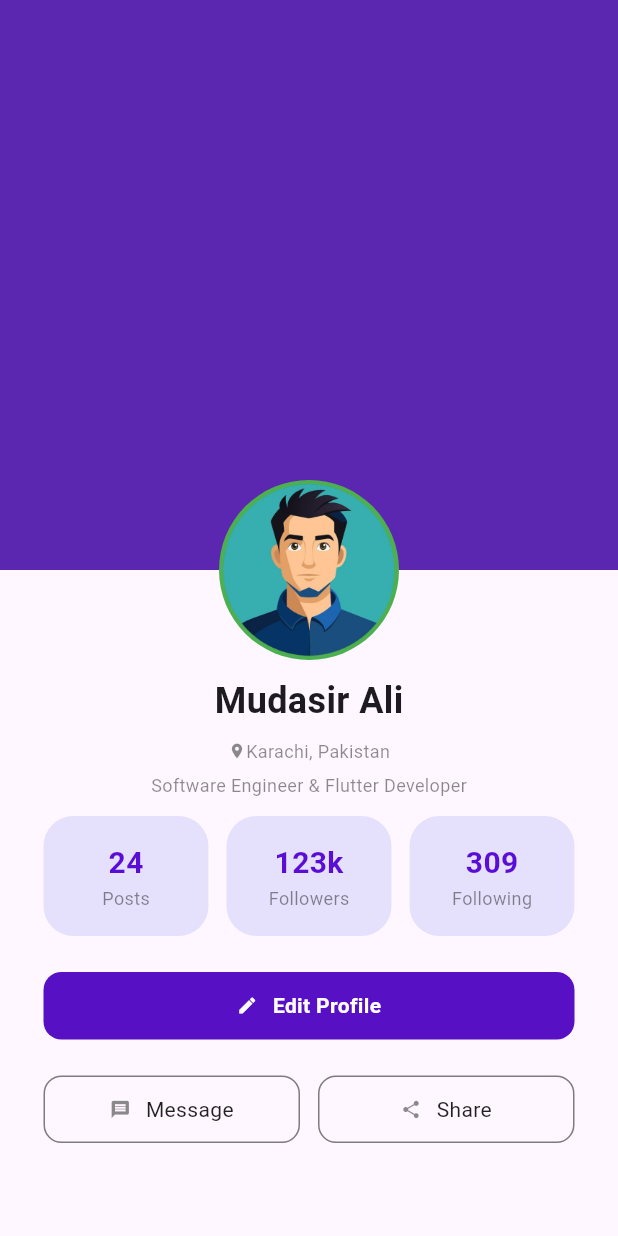
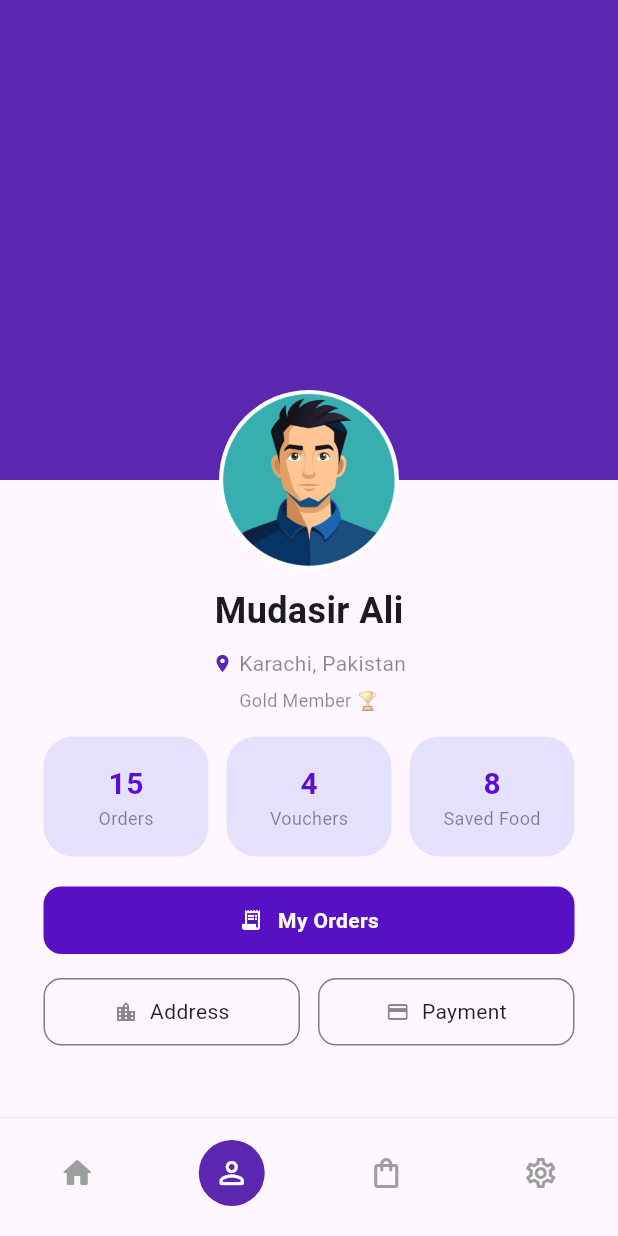
Before and after one commit to mudasirunar/Food-App-Flutter, a Flutter app: the screen it shows after launch, item 2 of the bottom bar chosen, on a phone screen of 412 x 824 dp. Run offline on Flutter 3.47's test engine with Material 3 defaults, Android fonts, the phone set to English and light mode, and no system bars.

Commit message:
refactor: redesign profile screen

```diff
--- a/lib/profile_screen.dart
+++ b/lib/profile_screen.dart
@@ -1,7 +1,15 @@
 import 'package:flutter/material.dart';
+import 'package:project_app/home_screen.dart';
 
-class ProfileScreen extends StatelessWidget {
+class ProfileScreen extends StatefulWidget {
   const ProfileScreen({super.key});
+
+  @override
+  State<ProfileScreen> createState() => _ProfileScreenState();
+}
+
+class _ProfileScreenState extends State<ProfileScreen> {
+  int _selectedIndex = 1;
 
   @override
   Widget build(BuildContext context) {
@@ -12,30 +20,34 @@ class ProfileScreen extends StatelessWidget {
           Column(
             children: [
               Container(
-                height: 380,
+                height: 320,
                 width: double.infinity,
                 color: const Color.fromARGB(255, 92, 39, 176),
               ),
 
               const SizedBox(height: 70),
 
+              // User Name
               const Text(
                 'Mudasir Ali',
                 style: TextStyle(fontSize: 24, fontWeight: FontWeight.bold),
               ),
 
               const SizedBox(height: 8),
+
+              // Delivery Address Info
               Row(
                 mainAxisAlignment: MainAxisAlignment.center,
-                children: [
-                  const Icon(
+                children: const [
+                  Icon(
                     Icons.location_on,
-                    size: 12,
-                    color: Colors.black45,
+                    size: 14,
+                    color: Color.fromARGB(255, 92, 39, 176),
                   ),
-                  const Text(
+                  SizedBox(width: 4),
+                  Text(
                     'Karachi, Pakistan',
-                    style: TextStyle(fontSize: 12, color: Colors.black45),
+                    style: TextStyle(fontSize: 14, color: Colors.black45),
                   ),
                 ],
               ),
@@ -43,11 +55,11 @@ class ProfileScreen extends StatelessWidget {
               const SizedBox(height: 6),
 
               const Text(
-                'Software Engineer & Flutter Developer',
+                'Gold Member 🏆',
                 style: TextStyle(fontSize: 12, color: Colors.black45),
               ),
 
-              const SizedBox(height: 12),
+              const SizedBox(height: 16),
 
               Row(
                 mainAxisAlignment: MainAxisAlignment.center,
@@ -66,17 +78,17 @@ class ProfileScreen extends StatelessWidget {
                     ),
                     child: Column(
                       mainAxisAlignment: MainAxisAlignment.center,
-                      children: [
-                        const Text(
-                          '24',
+                      children: const [
+                        Text(
+                          '15',
                           style: TextStyle(
                             color: Color.fromARGB(255, 90, 13, 213),
                             fontSize: 20,
                             fontWeight: FontWeight.bold,
                           ),
                         ),
-                        const Text(
-                          'Posts',
+                        Text(
+                          'Orders',
                           style: TextStyle(color: Colors.black45, fontSize: 12),
                         ),
                       ],
@@ -97,17 +109,17 @@ class ProfileScreen extends StatelessWidget {
                     ),
                     child: Column(
                       mainAxisAlignment: MainAxisAlignment.center,
-                      children: [
-                        const Text(
-                          '123k',
+                      children: const [
+                        Text(
+                          '4',
                           style: TextStyle(
                             color: Color.fromARGB(255, 90, 13, 213),
                             fontSize: 20,
                             fontWeight: FontWeight.bold,
                           ),
                         ),
-                        const Text(
-                          'Followers',
+                        Text(
+                          'Vouchers',
                           style: TextStyle(color: Colors.black45, fontSize: 12),
                         ),
                       ],
@@ -128,17 +140,17 @@ class ProfileScreen extends StatelessWidget {
                     ),
                     child: Column(
                       mainAxisAlignment: MainAxisAlignment.center,
-                      children: [
-                        const Text(
-                          '309',
+                      children: const [
+                        Text(
+                          '8',
                           style: TextStyle(
                             color: Color.fromARGB(255, 90, 13, 213),
                             fontSize: 20,
                             fontWeight: FontWeight.bold,
                           ),
                         ),
-                        const Text(
-                          'Following',
+                        Text(
+                          'Saved Food',
                           style: TextStyle(color: Colors.black45, fontSize: 12),
                         ),
                       ],
@@ -146,7 +158,10 @@ class ProfileScreen extends StatelessWidget {
                   ),
                 ],
               ),
-              const SizedBox(height: 24),
+
+              const SizedBox(height: 20),
+
+              // Main Action Button: My Orders
               Container(
                 height: 45,
                 width: 354,
@@ -156,11 +171,11 @@ class ProfileScreen extends StatelessWidget {
                 ),
                 child: Row(
                   mainAxisAlignment: MainAxisAlignment.center,
-                  children: [
-                    const Icon(Icons.edit, size: 14, color: Colors.white),
-                    const SizedBox(width: 10),
-                    const Text(
-                      'Edit Profile',
+                  children: const [
+                    Icon(Icons.receipt_long, size: 16, color: Colors.white),
+                    SizedBox(width: 10),
+                    Text(
+                      'My Orders',
                       style: TextStyle(
                         fontSize: 14,
                         color: Colors.white,
@@ -170,7 +185,9 @@ class ProfileScreen extends StatelessWidget {
                   ],
                 ),
               ),
-              const SizedBox(height: 24),
+
+              const SizedBox(height: 16),
+
               Row(
                 mainAxisAlignment: MainAxisAlignment.center,
                 children: [
@@ -186,21 +203,21 @@ class ProfileScreen extends StatelessWidget {
                     ),
                     child: Row(
                       mainAxisAlignment: MainAxisAlignment.center,
-                      children: [
-                        const Icon(
-                          Icons.message,
+                      children: const [
+                        Icon(
+                          Icons.location_city,
                           color: Colors.black45,
-                          size: 14,
+                          size: 16,
                         ),
-                        const SizedBox(width: 10),
-                        const Text(
-                          'Message',
+                        SizedBox(width: 8),
+                        Text(
+                          'Address',
                           style: TextStyle(fontSize: 14, color: Colors.black87),
                         ),
                       ],
                     ),
                   ),
-                  SizedBox(width: 12),
+                  const SizedBox(width: 12),
                   Container(
                     height: 45,
                     width: 171,
@@ -213,15 +230,15 @@ class ProfileScreen extends StatelessWidget {
                     ),
                     child: Row(
                       mainAxisAlignment: MainAxisAlignment.center,
-                      children: [
-                        const Icon(
-                          Icons.share,
+                      children: const [
+                        Icon(
+                          Icons.credit_card,
                           color: Colors.black45,
-                          size: 14,
+                          size: 16,
                         ),
-                        const SizedBox(width: 10),
-                        const Text(
-                          'Share',
+                        SizedBox(width: 8),
+                        Text(
+                          'Payment',
                           style: TextStyle(fontSize: 14, color: Colors.black87),
                         ),
                       ],
@@ -231,16 +248,18 @@ class ProfileScreen extends StatelessWidget {
               ),
             ],
           ),
+
+          // Floating Circular Profile Picture
           Positioned(
-            top: 320,
+            top: 260,
             left: 0,
             right: 0,
             child: Center(
               child: Container(
                 height: 120,
                 width: 120,
-                decoration: BoxDecoration(
-                  color: Colors.green,
+                decoration: const BoxDecoration(
+                  color: Colors.white,
                   shape: BoxShape.circle,
                   image: DecorationImage(
                     image: AssetImage('assets/images/profile_image.png'),
@@ -252,6 +271,61 @@ class ProfileScreen extends StatelessWidget {
           ),
         ],
       ),
+
+      bottomNavigationBar: BottomNavigationBar(
+        currentIndex: _selectedIndex,
+        onTap: (index) {
+          setState(() {
+            _selectedIndex = index;
+          });
+
+          if (index == 0) {
+            Navigator.pushReplacement(
+              context,
+              MaterialPageRoute(
+                builder: (context) => const HomeScreen(),
+              ),
+            );
+          }
+        },
+        type: BottomNavigationBarType.fixed,
+        showSelectedLabels: false,
+        showUnselectedLabels: false,
+        items: [
+          BottomNavigationBarItem(
+            icon: _buildNavIcon(Icons.home_rounded, 0),
+            label: 'Home',
+          ),
+          BottomNavigationBarItem(
+            icon: _buildNavIcon(Icons.person_outline_rounded, 1),
+            label: 'Profile',
+          ),
+          BottomNavigationBarItem(
+            icon: _buildNavIcon(Icons.shopping_bag_outlined, 2),
+            label: 'Cart',
+          ),
+          BottomNavigationBarItem(
+            icon: _buildNavIcon(Icons.settings_outlined, 3),
+            label: 'Settings',
+          ),
+        ],
+      ),
     );
   }
+
+  Widget _buildNavIcon(IconData iconData, int index) {
+    bool isSelected = _selectedIndex == index;
+    if (isSelected) {
+      return Container(
+        padding: const EdgeInsets.all(10),
+        decoration: const BoxDecoration(
+          color: Color.fromARGB(255, 92, 39, 176),
+          shape: BoxShape.circle,
+        ),
+        child: Icon(iconData, color: Colors.white, size: 24),
+      );
+    } else {
+      return Icon(iconData, color: Colors.grey, size: 24);
+    }
+  }
 }
```
